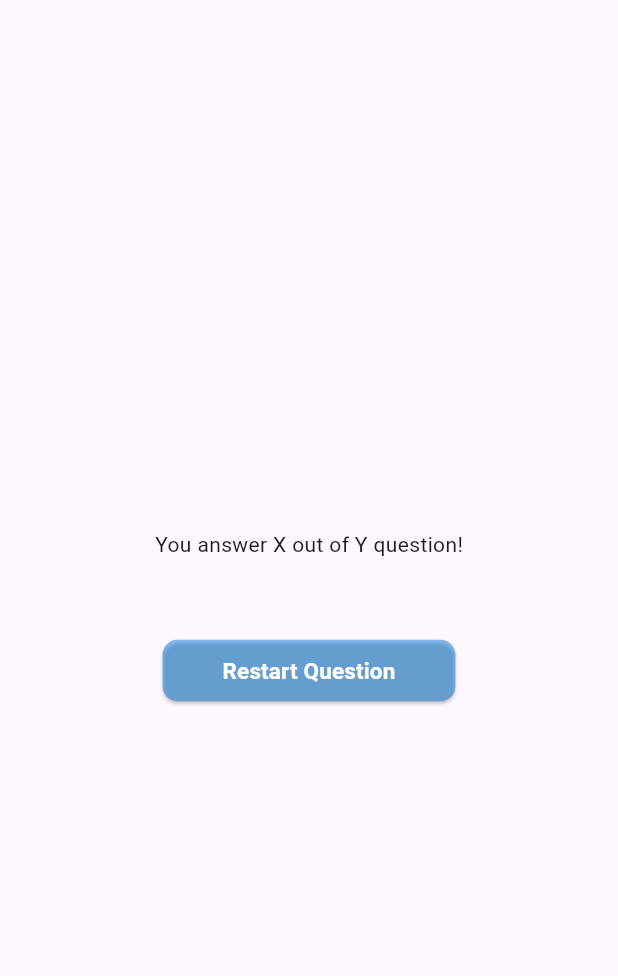
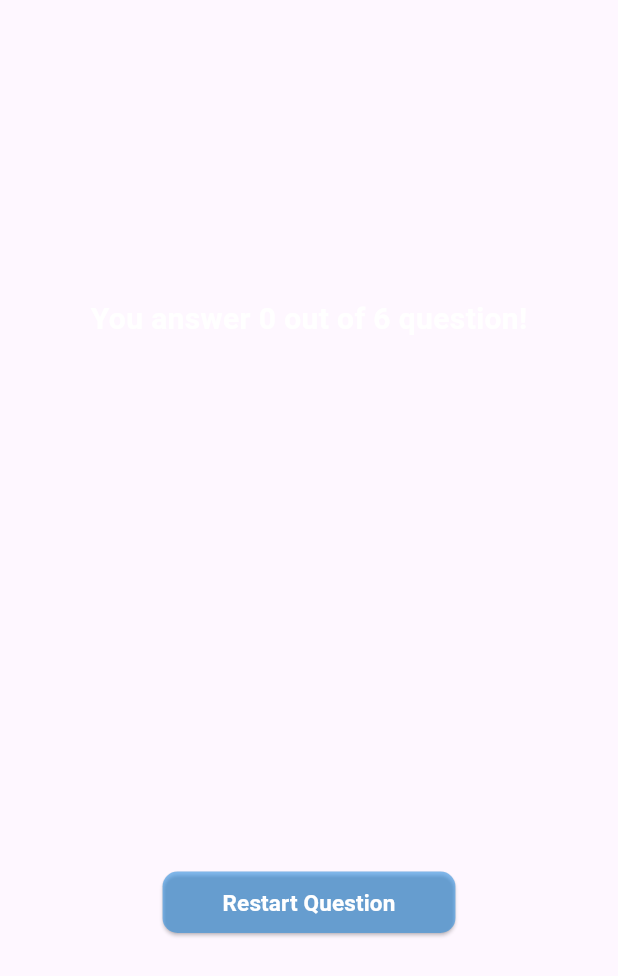
Before and after one commit to Len25206/flutter_quiz, a Flutter app: the ResultPage widget shown alone on an empty page, opened directly with empty values, on a phone screen of 412 x 824 dp. Shown: the top 976 px of the screen. Run offline on Flutter 3.47's test engine with Material 3 defaults, Android fonts, the phone set to English and light mode, and no system bars; our stand-ins replace google_fonts; Roboto replaces fonts that are missing (Prompt).

Commit message:
implement the counting of question and the correct answer

```diff
--- a/lib/page/question_summary_page.dart
+++ b/lib/page/question_summary_page.dart
@@ -1 +1,37 @@
 import 'package:flutter/material.dart';
+
+class QuestionSummaryPage extends StatelessWidget {
+  const QuestionSummaryPage({super.key, required this.summaryData});
+
+  final List<Map<String, Object>> summaryData;
+
+  @override
+  Widget build(BuildContext context) {
+    return SizedBox(
+      height: 300,
+      child: SingleChildScrollView(
+        child: Column(
+          children: [
+            ...summaryData.map((data) {
+              return Row(
+                children: [
+                  Text(((data['question_index'] as int) + 1).toString()),
+                  Expanded(
+                    child: Column(
+                      children: [
+                        Text(data['question'] as String),
+                        SizedBox(height: 5),
+                        Text(data['correct_answer'] as String),
+                        Text(data['user_answer'] as String),
+                      ],
+                    ),
+                  ),
+                ],
+              );
+            }),
+          ],
+        ),
+      ),
+    );
+  }
+}
--- a/lib/page/quiz.dart
+++ b/lib/page/quiz.dart
@@ -12,7 +12,7 @@ class Quiz extends StatefulWidget {
 }
 
 class _Quiz extends State<Quiz> {
-  final List<String> selectedAnswer = [];
+  List<String> selectedAnswer = [];
   var activeScreen = 'start-screen';
 
   void switchScreen() {
@@ -27,7 +27,6 @@ class _Quiz extends State<Quiz> {
     if (selectedAnswer.length == questions.length) {
       setState(() {
         activeScreen = 'result-screen';
-        selectedAnswer.clear();
       });
     }
   }
@@ -45,6 +44,7 @@ class _Quiz extends State<Quiz> {
         backToQuizPage: () => switchScreen(),
         chosenAnswer: selectedAnswer,
       );
+      selectedAnswer = [];
     }
 
     return MaterialApp(
--- a/lib/page/result_page.dart
+++ b/lib/page/result_page.dart
@@ -1,6 +1,7 @@
 import 'package:flutter/foundation.dart';
 import 'package:flutter/material.dart';
 import 'package:flutter_quiz/data/questions.dart';
+import 'package:flutter_quiz/page/question_summary_page.dart';
 import 'package:google_fonts/google_fonts.dart';
 
 class ResultPage extends StatelessWidget {
@@ -19,11 +20,11 @@ class ResultPage extends StatelessWidget {
 
     for (var i = 0; i < chosenAnswer.length; i++) {
       summary.add({
-              'question_index' : i,
-              'question': questions[i].text,
-              'correct_answer' : questions[i].answer[0],
-              'user_answer': chosenAnswer[i]
-              });
+        'question_index': i,
+        'question': questions[i].text,
+        'correct_answer': questions[i].answer[0],
+        'user_answer': chosenAnswer[i],
+      });
     }
 
     return summary;
@@ -31,6 +32,12 @@ class ResultPage extends StatelessWidget {
 
   @override
   Widget build(BuildContext context) {
+    final summaryData = getSummaryData();
+    final totalOfQuestion = questions.length;
+    final totalOfCorrectQuestion =
+        summaryData.where((data) {
+          return data['user_answer'] == data['correct_answer'];
+        }).length;
     return SizedBox(
       width: double.infinity,
       child: Container(
@@ -38,10 +45,16 @@ class ResultPage extends StatelessWidget {
         child: Column(
           mainAxisAlignment: MainAxisAlignment.center,
           children: [
-            Text('You answer X out of Y question!'),
+            Text(
+              'You answer $totalOfCorrectQuestion out of $totalOfQuestion question!',
+              style: GoogleFonts.prompt(
+                color: Colors.white,
+                fontSize: 20,
+                fontWeight: FontWeight.bold,
+              ),
+            ),
             const SizedBox(height: 20),
-
-            // Text("List of answer"),
+            QuestionSummaryPage(summaryData: summaryData),
             const SizedBox(height: 30),
             ElevatedButton(
               onPressed: backToQuizPage,
```
